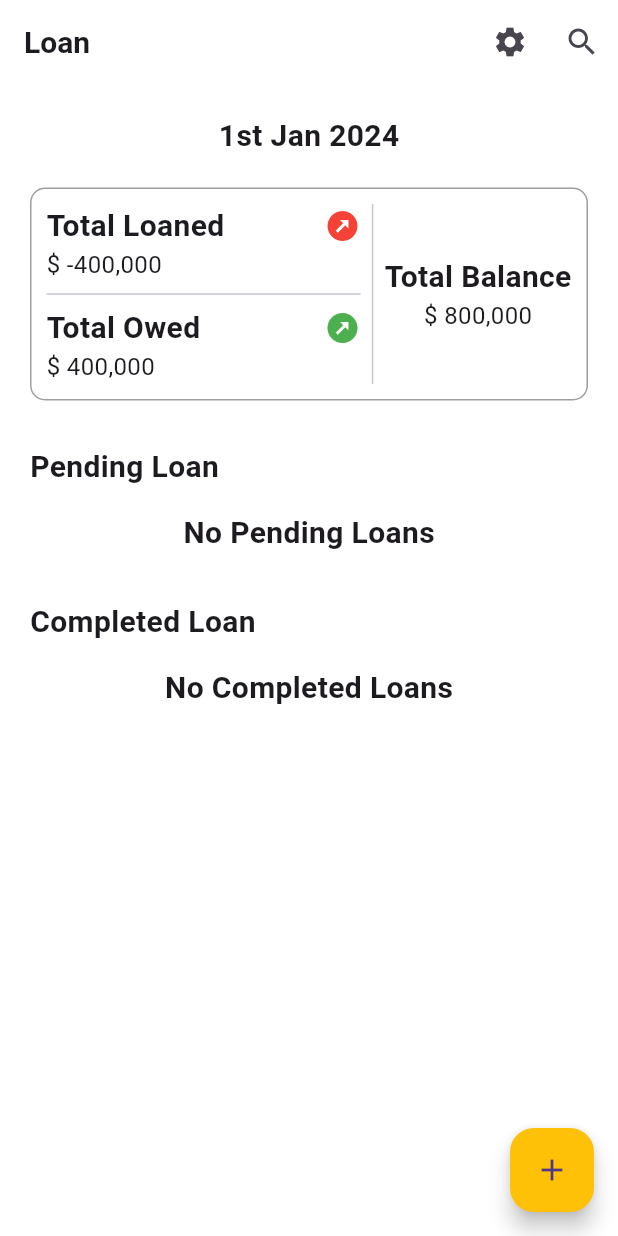
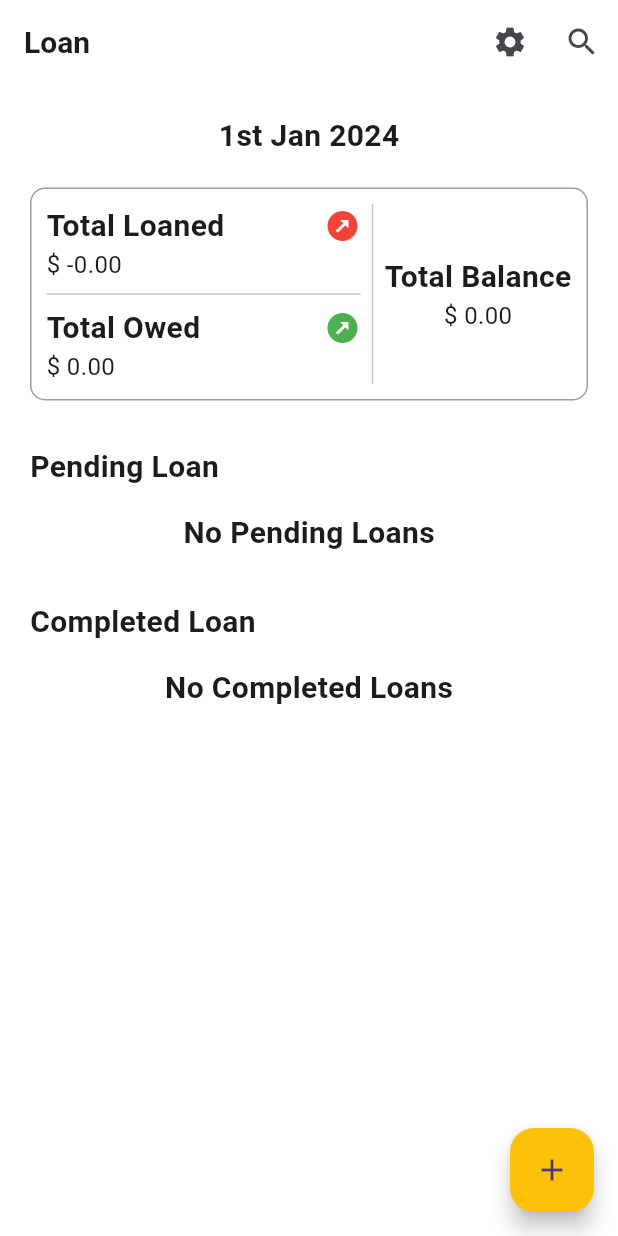
Before and after one commit to Cheetttos/loansApp, a Flutter app: the LoanDashboardScreen screen opened by its route, on a phone screen of 412 x 824 dp. Run offline on Flutter 3.47's test engine with Material 3 defaults, Android fonts, the phone set to English and light mode, and no system bars; our stand-ins replace cloud_firestore, file_picker, firebase_auth, firebase_core, firebase_storage, go_router and 1 more; missing offline and left inert: currency_picker, flutter_text_form_field, flutter_utilities; accounts and stored records are empty.

```diff
--- a/lib/screens/loan_dashboard/add_loan/add_loan.dart
+++ b/lib/screens/loan_dashboard/add_loan/add_loan.dart
@@ -306,6 +306,7 @@ class _AddLoanScreenState extends State<AddLoanScreen> {
                             }
                             if (stateModel.viewState == ViewState.Success) {
                               if (context.mounted) {
+                                stateModel.viewLoan();
                                 showMessage(context, stateModel.message);
                                 context.go('/loan_dashboard');
                               }
--- a/lib/screens/loan_dashboard/loan_dashboard_screen.dart
+++ b/lib/screens/loan_dashboard/loan_dashboard_screen.dart
@@ -3,6 +3,7 @@ import 'package:expense_tracker/enums/enums.dart';
 import 'package:expense_tracker/provider/authentication/auth_provider.dart';
 import 'package:expense_tracker/provider/loan/loan_provider.dart';
 import 'package:expense_tracker/screens/loan_dashboard/local_widget/loan_info_card.dart';
+import 'package:expense_tracker/shared/utils/currency_formatter.dart';
 import 'package:expense_tracker/shared/widgets/busy_overlay.dart';
 import 'package:expense_tracker/styles/color.dart';
 import 'package:expense_tracker/styles/theme.dart';
@@ -27,6 +28,14 @@ class _LoanDashboardScreenState extends State<LoanDashboardScreen> {
   @override
   Widget build(BuildContext context) {
     return Consumer<LoanProviderImpl>(builder: (context, stateModel, child) {
+      final totalLoaned = stateModel.loans
+          .where((element) => element.loanType == LoanType.LoanGivenByMe.name)
+          .fold(0.0, (previousValue, element) => previousValue + double.parse(element.loanAmount));
+
+      final totalOwed = stateModel.loans
+          .where((element) => element.loanType == LoanType.LoanOwedByMe.name)
+          .fold(0.0, (previousValue, element) => previousValue + double.parse(element.loanAmount));
+
       return BusyOverlay(
         show: stateModel.viewState == ViewState.Busy,
         title: stateModel.message,
@@ -95,7 +104,7 @@ class _LoanDashboardScreenState extends State<LoanDashboardScreen> {
                                   ],
                                 ),
                                 Text(
-                                  "\$ -400,000",
+                                  "\$ -${currencyFormatter(totalLoaned)}",
                                   style: AppTheme.titleStyle(),
                                 ),
                                 const Divider(),
@@ -114,7 +123,7 @@ class _LoanDashboardScreenState extends State<LoanDashboardScreen> {
                                   ],
                                 ),
                                 Text(
-                                  "\$ 400,000",
+                                  "\$ ${currencyFormatter(totalOwed)}",
                                   style: AppTheme.titleStyle(),
                                 ),
                               ],
@@ -129,7 +138,7 @@ class _LoanDashboardScreenState extends State<LoanDashboardScreen> {
                                 style: AppTheme.headerStyle(),
                               ),
                               Text(
-                                "\$ 800,000",
+                                "\$ ${currencyFormatter(totalOwed - totalLoaned)}",
                                 style: AppTheme.titleStyle(),
                               ),
                             ],
@@ -191,7 +200,7 @@ class _LoanDashboardScreenState extends State<LoanDashboardScreen> {
                                   return LoanInfoCard(
                                     loanData: data,
                                     onTap: () {
-                                      context.push('/view_loan');
+                                      context.push('/view_loan?loan_id=${data.loanId}');
                                     },
                                   );
                                 }),
```
Also changed, not shown: lib/screens/loan_dashboard/view_loan/view_loan.dart (+5 -2 lines).
